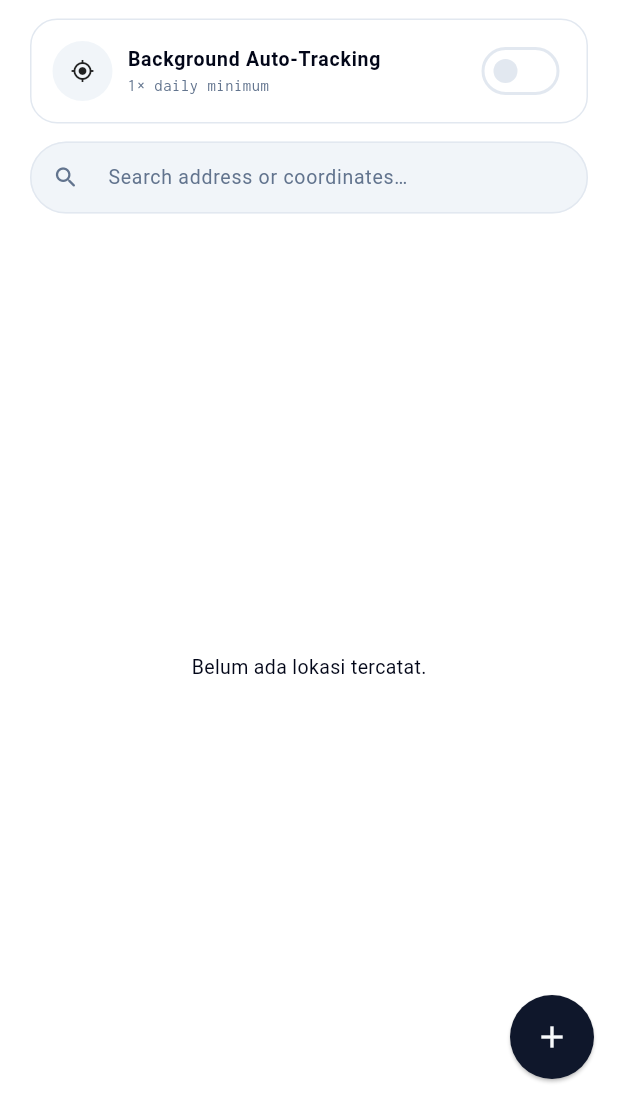
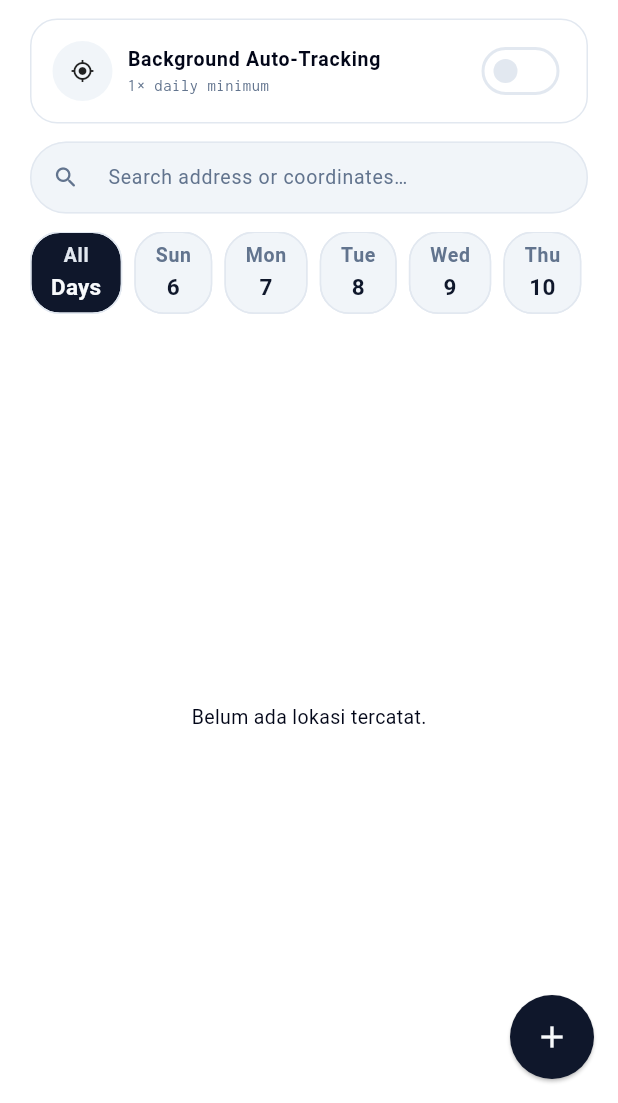
Before and after one commit to pakdhel/tracelog-app, a Flutter app: the screen it shows after launch, on a phone screen of 412 x 824 dp, the part 133-1236 px from its top. Run offline on Flutter 3.47's test engine with Material 3 defaults, Android fonts, the phone set to English and light mode, and no system bars; our stand-ins replace flutter_map, flutter_riverpod, geocoding, geolocator, google_fonts, latlong2 and 2 more; missing offline and left inert: workmanager; accounts and stored records are empty; Roboto replaces fonts that are missing (Arimo).

Commit message:
feat: Membuat filter chip tanggal untuk menampilkan lokasi berdasarkan kelompok tanggal 7 hari terakhir
- membuat widget FilterChipWidget yang menampilkan daftar tanggal untuk filter
- membuat DateFilterNotifier untuk menyimpan null tanggal yang dipilih
- memindahkan DateHelper ke utils
- locations yang dilempar dari HomeScreen ke ListviewListtile adalah locations yang difilter

```diff
--- /dev/null
+++ b/lib/providers/date_filter_provider.dart
@@ -0,0 +1,16 @@
+import 'package:flutter_riverpod/flutter_riverpod.dart';
+
+class DateFilterNotifier extends Notifier<DateTime?> {
+  @override
+  DateTime? build() {
+    return null;
+  }
+
+  void selectDate(DateTime? date) {
+    state = date;
+  }
+}
+
+final dateFilterProvider = NotifierProvider<DateFilterNotifier, DateTime?>(() {
+  return DateFilterNotifier();
+});
--- a/lib/screens/home_screen.dart
+++ b/lib/screens/home_screen.dart
@@ -2,12 +2,15 @@ import 'package:flutter/material.dart';
 import 'package:flutter_riverpod/flutter_riverpod.dart';
 import 'package:tracelog_app/api/geolocator_service.dart';
 import 'package:tracelog_app/providers/auto_track_provider.dart';
+import 'package:tracelog_app/providers/date_filter_provider.dart';
 import 'package:tracelog_app/providers/list_location_provider.dart';
 import 'package:tracelog_app/providers/theme_provider.dart';
 import 'package:tracelog_app/screens/widgets/checkbox_tracking_widget.dart';
+import 'package:tracelog_app/screens/widgets/filter_chip_widget.dart';
 import 'package:tracelog_app/screens/widgets/listview_listtile.dart';
 import 'package:tracelog_app/screens/widgets/search_widget.dart';
 import 'package:tracelog_app/static/location_exception.dart';
+import 'package:tracelog_app/utils/date_helper.dart';
 
 class HomeScreen extends ConsumerStatefulWidget {
   const HomeScreen({super.key});
@@ -99,6 +102,8 @@ class _HomeScreenState extends ConsumerState<HomeScreen> {
     final brightness =
         WidgetsBinding.instance.platformDispatcher.platformBrightness;
 
+    final filteredDate = ref.watch(dateFilterProvider);
+
     ref.listen(
       listLocationProvider,
       (previous, next) => _showLocationErrorSnackbar(context, next),
@@ -176,6 +181,10 @@ class _HomeScreenState extends ConsumerState<HomeScreen> {
 
             SizedBox(height: 12),
 
+            FilterChipWidget(),
+
+            SizedBox(height: 12),
+
             Expanded(
               child: listLocationAsync.when(
                 skipLoadingOnReload: true,
@@ -185,7 +194,17 @@ class _HomeScreenState extends ConsumerState<HomeScreen> {
                 loading: () => listLocationAsync.value != null
                     ? ListviewListtile(locations: listLocationAsync.value!)
                     : Center(child: CircularProgressIndicator()),
-                data: (locations) => ListviewListtile(locations: locations),
+                data: (locations) {
+                  final filteredLocation = filteredDate == null
+                      ? locations
+                      : locations
+                            .where(
+                              (location) =>
+                                  location.dateTime.isSameDate(filteredDate),
+                            )
+                            .toList();
+                  return ListviewListtile(locations: filteredLocation);
+                },
               ),
             ),
           ],
--- /dev/null
+++ b/lib/screens/widgets/filter_chip_widget.dart
@@ -0,0 +1,108 @@
+import 'package:flutter/material.dart';
+import 'package:flutter_riverpod/flutter_riverpod.dart';
+import 'package:intl/intl.dart';
+import 'package:tracelog_app/providers/date_filter_provider.dart';
+import 'package:tracelog_app/utils/date_helper.dart';
+
+class FilterChipWidget extends ConsumerWidget {
+  const FilterChipWidget({super.key});
+
+  @override
+  Widget build(BuildContext context, WidgetRef ref) {
+    final List<DateTime> listDate = List.generate(7, (index) {
+      return DateTime.now().add(Duration(days: index));
+    });
+
+    final textTheme = Theme.of(context).textTheme;
+    final colorScheme = Theme.of(context).colorScheme;
+    final filter = ref.watch(dateFilterProvider);
+
+    return SingleChildScrollView(
+      scrollDirection: Axis.horizontal,
+      child: Row(
+        spacing: 8,
+        children: [
+          FilterChip(
+            backgroundColor: colorScheme.surfaceContainer,
+            selectedColor: colorScheme.primary,
+            selected: filter == null,
+            showCheckmark: false,
+            padding: EdgeInsets.all(5),
+            shape: RoundedRectangleBorder(
+              borderRadius: BorderRadius.circular(20),
+              side: BorderSide(color: colorScheme.outline),
+            ),
+            label: Column(
+              mainAxisSize: MainAxisSize.min,
+              children: [
+                Text(
+                  'All',
+                  style: textTheme.bodyLarge?.copyWith(
+                    color: filter == null
+                        ? colorScheme.outline
+                        : colorScheme.onSurfaceVariant,
+                  ),
+                ),
+                Text(
+                  'Days',
+                  style: textTheme.titleMedium?.copyWith(
+                    color: filter == null
+                        ? colorScheme.onPrimary
+                        : colorScheme.primary,
+                  ),
+                ),
+              ],
+            ),
+            onSelected: (value) {
+              ref.read(dateFilterProvider.notifier).selectDate(null);
+            },
+          ),
+          ...List.generate(listDate.length, (index) {
+            String formattedDay = DateFormat('d').format(listDate[index]);
+            String formattedDate = DateFormat('EEE').format(listDate[index]);
+            final isSelected = filter?.isSameDate(listDate[index]) ?? false;
+            return FilterChip(
+              padding: EdgeInsets.all(5),
+              backgroundColor: colorScheme.surfaceContainer,
+              selectedColor: colorScheme.primary,
+              showCheckmark: false,
+              shape: RoundedRectangleBorder(
+                borderRadius: BorderRadius.circular(20),
+                side: BorderSide(color: colorScheme.outline),
+              ),
+              // padding: EdgeInsets.all(3),
+              label: Column(
+                children: [
+                  Text(
+                    formattedDate,
+                    style: textTheme.bodyLarge?.copyWith(
+                      color: isSelected
+                          ? colorScheme.outline
+                          : colorScheme.onSurfaceVariant,
+                    ),
+                  ),
+                  Text(
+                    formattedDay,
+                    style: textTheme.titleMedium?.copyWith(
+                      color: isSelected
+                          ? colorScheme.onPrimary
+                          : colorScheme.primary,
+                    ),
+                  ),
+                ],
+              ),
+              selected: isSelected,
+              onSelected: (bool selected) {
+                if (selected) {
+                  ref
+                      .read(dateFilterProvider.notifier)
+                      .selectDate(listDate[index]);
+                }
+              },
+            );
+          }),
+        ],
+      ),
+    );
+  }
+}
--- a/lib/screens/widgets/listview_listtile.dart
+++ b/lib/screens/widgets/listview_listtile.dart
@@ -1,7 +1,7 @@
 import 'package:flutter/material.dart';
-import 'package:intl/intl.dart';
 import 'package:tracelog_app/models/location_entry.dart';
 import 'package:tracelog_app/screens/widgets/listtile_location_widget.dart';
+import 'package:tracelog_app/utils/date_helper.dart';
 
 class ListviewListtile extends StatelessWidget {
   final List<LocationEntry> locations;
@@ -65,18 +65,3 @@ class ListviewListtile extends StatelessWidget {
     );
   }
 }
-
-const String dateFormatter = 'EEEE, dd MMM yyyy';
-
-extension DateHelper on DateTime {
-  String formatDate() {
-    final formatter = DateFormat(dateFormatter);
-    return formatter.format(this);
-  }
-
-  bool isSameDate(DateTime other) {
-    return this.year == other.year &&
-        this.month == other.month &&
-        this.day == other.day;
-  }
-}
--- /dev/null
+++ b/lib/utils/date_helper.dart
@@ -0,0 +1,16 @@
+import 'package:intl/intl.dart';
+
+const String dateFormatter = 'EEEE, dd MMM yyyy';
+
+extension DateHelper on DateTime {
+  String formatDate() {
+    final formatter = DateFormat(dateFormatter);
+    return formatter.format(this);
+  }
+
+  bool isSameDate(DateTime other) {
+    return this.year == other.year &&
+        this.month == other.month &&
+        this.day == other.day;
+  }
+}
```
